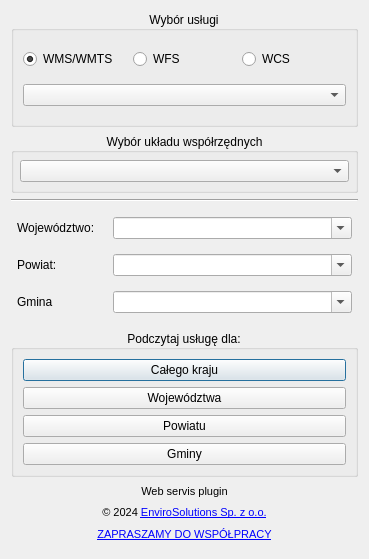
Qt form web_service_plugin_dialog_base.ui (envirosolutionspl/integrator_uslug_danych_przestrzennych) before a commit.
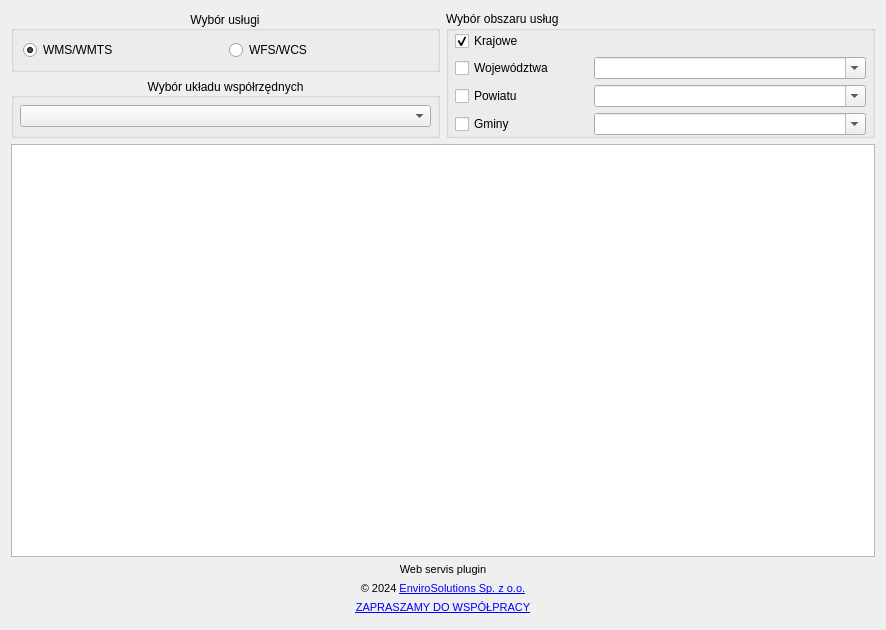
The same form after that commit. Icons and pictures are not drawn.

Diff of the .ui file:
```diff
--- a/web_service_plugin_dialog_base.ui
+++ b/web_service_plugin_dialog_base.ui
@@ -6,15 +6,18 @@
    <rect>
     <x>0</x>
     <y>0</y>
-    <width>369</width>
-    <height>559</height>
+    <width>886</width>
+    <height>630</height>
    </rect>
   </property>
   <property name="windowTitle">
    <string>web_service_plugin</string>
   </property>
-  <layout class="QVBoxLayout" name="verticalLayout">
-   <item>
+  <property name="styleSheet">
+   <string notr="true"/>
+  </property>
+  <layout class="QGridLayout" name="gridLayout_2">
+   <item row="0" column="0">
     <widget class="QGroupBox" name="services_groupbox">
      <property name="title">
       <string>Wybór usługi</string>
@@ -25,6 +28,19 @@
      <layout class="QVBoxLayout" name="verticalLayout_3">
       <item>
        <layout class="QGridLayout" name="gridLayout_8">
+        <item row="0" column="1">
+         <widget class="QRadioButton" name="wfs_rdbtn">
+          <property name="toolTip">
+           <string>pozwala szybko wyszukiwać najaktualniejsze dane dla zadanego obszaru</string>
+          </property>
+          <property name="text">
+           <string>WFS/WCS</string>
+          </property>
+          <property name="checked">
+           <bool>false</bool>
+          </property>
+         </widget>
+        </item>
         <item row="0" column="0">
          <widget class="QRadioButton" name="wms_rdbtn">
           <property name="toolTip">
@@ -38,201 +54,15 @@
           </property>
          </widget>
         </item>
-        <item row="0" column="1">
-         <widget class="QRadioButton" name="wfs_rdbtn">
-          <property name="toolTip">
-           <string>pozwala szybko wyszukiwać najaktualniejsze dane dla zadanego obszaru</string>
-          </property>
-          <property name="text">
-           <string>WFS</string>
-          </property>
-          <property name="checked">
-           <bool>false</bool>
-          </property>
-         </widget>
-        </item>
-        <item row="0" column="2">
-         <widget class="QRadioButton" name="paczka_rdbtn">
-          <property name="text">
-           <string>WCS</string>
-          </property>
-         </widget>
-        </item>
        </layout>
       </item>
-      <item>
-       <widget class="QComboBox" name="service_combo"/>
-      </item>
      </layout>
     </widget>
    </item>
-   <item>
-    <widget class="QGroupBox" name="coord_sys_groupbox">
-     <property name="sizePolicy">
-      <sizepolicy hsizetype="Minimum" vsizetype="Minimum">
-       <horstretch>0</horstretch>
-       <verstretch>0</verstretch>
-      </sizepolicy>
-     </property>
-     <property name="maximumSize">
-      <size>
-       <width>16777215</width>
-       <height>60</height>
-      </size>
-     </property>
-     <property name="title">
-      <string>Wybór układu współrzędnych</string>
-     </property>
-     <property name="alignment">
-      <set>Qt::AlignCenter</set>
-     </property>
-     <layout class="QVBoxLayout" name="verticalLayout_5">
-      <property name="leftMargin">
-       <number>6</number>
-      </property>
-      <property name="topMargin">
-       <number>0</number>
-      </property>
-      <property name="rightMargin">
-       <number>6</number>
-      </property>
-      <property name="bottomMargin">
-       <number>0</number>
-      </property>
-      <item>
-       <widget class="QComboBox" name="coord_sys_combo"/>
-      </item>
-     </layout>
-    </widget>
+   <item row="5" column="0" colspan="2">
+    <widget class="QTableView" name="services_table"/>
    </item>
-   <item>
-    <widget class="Line" name="line_20">
-     <property name="orientation">
-      <enum>Qt::Horizontal</enum>
-     </property>
-    </widget>
-   </item>
-   <item>
-    <widget class="QWidget" name="units_wdgt" native="true">
-     <layout class="QGridLayout" name="gridLayout">
-      <property name="leftMargin">
-       <number>6</number>
-      </property>
-      <property name="topMargin">
-       <number>0</number>
-      </property>
-      <property name="rightMargin">
-       <number>6</number>
-      </property>
-      <property name="bottomMargin">
-       <number>0</number>
-      </property>
-      <item row="0" column="0">
-       <widget class="QLabel" name="label_16">
-        <property name="maximumSize">
-         <size>
-          <width>90</width>
-          <height>16777215</height>
-         </size>
-        </property>
-        <property name="text">
-         <string>Województwo: </string>
-        </property>
-       </widget>
-      </item>
-      <item row="1" column="1">
-       <widget class="QComboBox" name="powiat_combo">
-        <property name="editable">
-         <bool>true</bool>
-        </property>
-        <property name="maxVisibleItems">
-         <number>10</number>
-        </property>
-       </widget>
-      </item>
-      <item row="2" column="0">
-       <widget class="QLabel" name="label_17">
-        <property name="text">
-         <string>Gmina</string>
-        </property>
-       </widget>
-      </item>
-      <item row="1" column="0">
-       <widget class="QLabel" name="label_19">
-        <property name="text">
-         <string>Powiat: </string>
-        </property>
-       </widget>
-      </item>
-      <item row="0" column="1">
-       <widget class="QComboBox" name="wojewodztwo_combo">
-        <property name="editable">
-         <bool>true</bool>
-        </property>
-        <property name="maxVisibleItems">
-         <number>10</number>
-        </property>
-        <item>
-         <property name="text">
-          <string/>
-         </property>
-        </item>
-       </widget>
-      </item>
-      <item row="2" column="1">
-       <widget class="QComboBox" name="gmina_combo">
-        <property name="editable">
-         <bool>true</bool>
-        </property>
-        <property name="maxVisibleItems">
-         <number>10</number>
-        </property>
-       </widget>
-      </item>
-     </layout>
-    </widget>
-   </item>
-   <item>
-    <widget class="QGroupBox" name="buttons_groupbox">
-     <property name="title">
-      <string>Podczytaj usługę dla:</string>
-     </property>
-     <property name="alignment">
-      <set>Qt::AlignCenter</set>
-     </property>
-     <layout class="QVBoxLayout" name="verticalLayout_2">
-      <item>
-       <widget class="QPushButton" name="pl_btn">
-        <property name="text">
-         <string>Całego kraju</string>
-        </property>
-       </widget>
-      </item>
-      <item>
-       <widget class="QPushButton" name="woj_btn">
-        <property name="text">
-         <string>Województwa</string>
-        </property>
-       </widget>
-      </item>
-      <item>
-       <widget class="QPushButton" name="powiat_btn">
-        <property name="text">
-         <string>Powiatu</string>
-        </property>
-       </widget>
-      </item>
-      <item>
-       <widget class="QPushButton" name="gmina_btn">
-        <property name="text">
-         <string>Gminy</string>
-        </property>
-       </widget>
-      </item>
-     </layout>
-    </widget>
-   </item>
-   <item>
+   <item row="6" column="0" colspan="2">
     <layout class="QHBoxLayout" name="Stopka">
      <property name="spacing">
       <number>5</number>
@@ -373,6 +203,144 @@
      </item>
     </layout>
    </item>
+   <item row="1" column="0">
+    <widget class="QGroupBox" name="coord_sys_groupbox">
+     <property name="sizePolicy">
+      <sizepolicy hsizetype="Minimum" vsizetype="Minimum">
+       <horstretch>0</horstretch>
+       <verstretch>0</verstretch>
+      </sizepolicy>
+     </property>
+     <property name="maximumSize">
+      <size>
+       <width>16777215</width>
+       <height>60</height>
+      </size>
+     </property>
+     <property name="title">
+      <string>Wybór układu współrzędnych</string>
+     </property>
+     <property name="alignment">
+      <set>Qt::AlignCenter</set>
+     </property>
+     <layout class="QVBoxLayout" name="verticalLayout_5">
+      <property name="leftMargin">
+       <number>6</number>
+      </property>
+      <property name="topMargin">
+       <number>0</number>
+      </property>
+      <property name="rightMargin">
+       <number>6</number>
+      </property>
+      <property name="bottomMargin">
+       <number>0</number>
+      </property>
+      <item>
+       <widget class="QComboBox" name="coord_sys_combo"/>
+      </item>
+     </layout>
+    </widget>
+   </item>
+   <item row="0" column="1" rowspan="2">
+    <widget class="QGroupBox" name="units_wdgt">
+     <property name="title">
+      <string>Wybór obszaru usług</string>
+     </property>
+     <layout class="QGridLayout" name="gridLayout">
+      <property name="leftMargin">
+       <number>6</number>
+      </property>
+      <property name="topMargin">
+       <number>0</number>
+      </property>
+      <property name="rightMargin">
+       <number>6</number>
+      </property>
+      <property name="bottomMargin">
+       <number>0</number>
+      </property>
+      <item row="1" column="0">
+       <widget class="QCheckBox" name="woj_check">
+        <property name="text">
+         <string>Województwa</string>
+        </property>
+        <attribute name="buttonGroup">
+         <string notr="true">buttonGroup</string>
+        </attribute>
+       </widget>
+      </item>
+      <item row="2" column="0">
+       <widget class="QCheckBox" name="pow_check">
+        <property name="text">
+         <string>Powiatu</string>
+        </property>
+        <attribute name="buttonGroup">
+         <string notr="true">buttonGroup</string>
+        </attribute>
+       </widget>
+      </item>
+      <item row="3" column="0">
+       <widget class="QCheckBox" name="gmi_check">
+        <property name="text">
+         <string>Gminy</string>
+        </property>
+        <attribute name="buttonGroup">
+         <string notr="true">buttonGroup</string>
+        </attribute>
+       </widget>
+      </item>
+      <item row="1" column="1" colspan="2">
+       <widget class="QComboBox" name="wojewodztwo_combo">
+        <property name="editable">
+         <bool>true</bool>
+        </property>
+        <property name="maxVisibleItems">
+         <number>10</number>
+        </property>
+        <item>
+         <property name="text">
+          <string/>
+         </property>
+        </item>
+       </widget>
+      </item>
+      <item row="2" column="1" colspan="2">
+       <widget class="QComboBox" name="powiat_combo">
+        <property name="editable">
+         <bool>true</bool>
+        </property>
+        <property name="maxVisibleItems">
+         <number>10</number>
+        </property>
+       </widget>
+      </item>
+      <item row="3" column="1" colspan="2">
+       <widget class="QComboBox" name="gmina_combo">
+        <property name="editable">
+         <bool>true</bool>
+        </property>
+        <property name="maxVisibleItems">
+         <number>10</number>
+        </property>
+       </widget>
+      </item>
+      <item row="0" column="0">
+       <widget class="QCheckBox" name="kraj_check">
+        <property name="text">
+         <string>Krajowe</string>
+        </property>
+        <property name="checked">
+         <bool>true</bool>
+        </property>
+        <attribute name="buttonGroup">
+         <string notr="true">buttonGroup</string>
+        </attribute>
+       </widget>
+      </item>
+     </layout>
+    </widget>
+   </item>
   </layout>
  </widget>
  <resources/>
```
Left out of the diff: 19 changed lines with no effect on the pictures.
